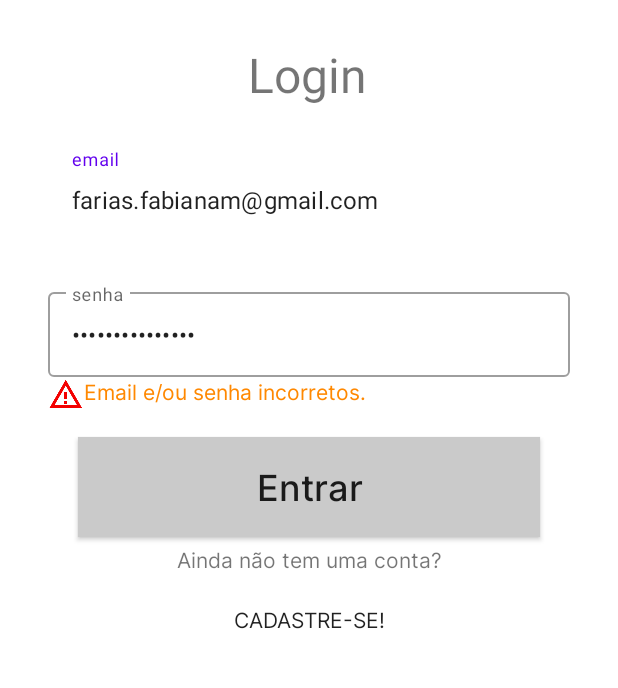
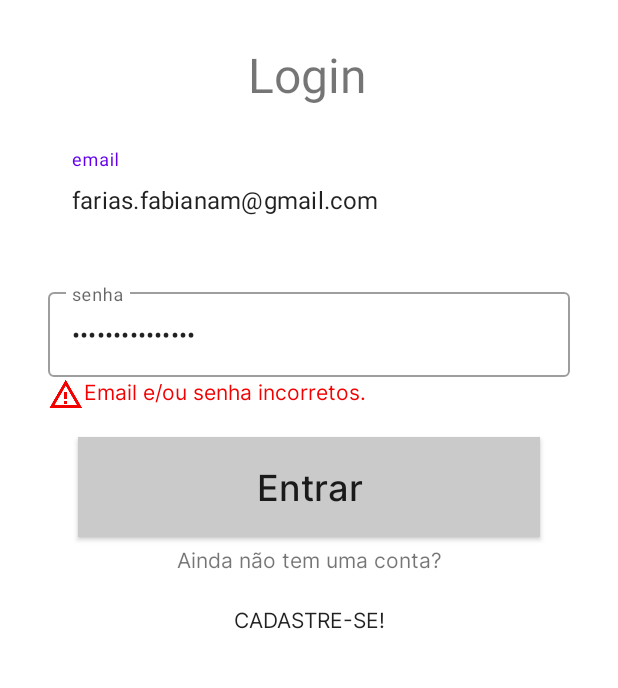
Before and after one commit to Time-07/app-android, an Android app: the layout fragment_login.xml on its own in the app's theme, with its tools: preview values and no code run, on a phone screen of 412 x 824 dp, the part 320-1008 px from its top. Run offline under Robolectric (Android 15) with nearby library versions, the phone set to English and light mode, and no system bars.

Commit message:
Organizing color files

```diff
--- a/app/src/main/res/layout/fragment_login.xml
+++ b/app/src/main/res/layout/fragment_login.xml
@@ -92,6 +92,7 @@
         android:layout_width="wrap_content"
         android:layout_height="wrap_content"
         android:text="@string/error_text"
+        android:textColor="@color/error_color"
         android:textSize="14sp"
         android:visibility="visible"
         android:drawableStart="@drawable/ic_error"
--- a/app/src/main/res/values/colors.xml
+++ b/app/src/main/res/values/colors.xml
@@ -15,4 +15,5 @@
     <color name="button_sing_up_grey_enable">#CACACA</color>
     <color name="button_sing_up_grey_pressed">#9C9C9C</color>
     <color name="error_color">#F30000</color>
+
 </resources>
--- a/app/src/main/res/values/colors_login.xml
+++ /dev/null
@@ -1,14 +0,0 @@
-<?xml version="1.0" encoding="utf-8"?>
-<resources xmlns:tools="http://schemas.android.com/tools">
-    <color name="btn_text_color">#868686</color>
-    <color name="hint_text_color">#00000050</color>
-    <color name="error_text_color">#EE3535</color>
-    <color name="black">#000000</color>
-    <color name="white">#FFFFFF</color>
-
-    <!--Btn color !-->
-    <color name="button_sing_up_grey_disable">#EBEBEB</color>
-    <color name="button_sing_up_grey_enable">#CACACA</color>
-    <color name="button_sing_up_grey_pressed">#9C9C9C</color>
-
-</resources>
```
